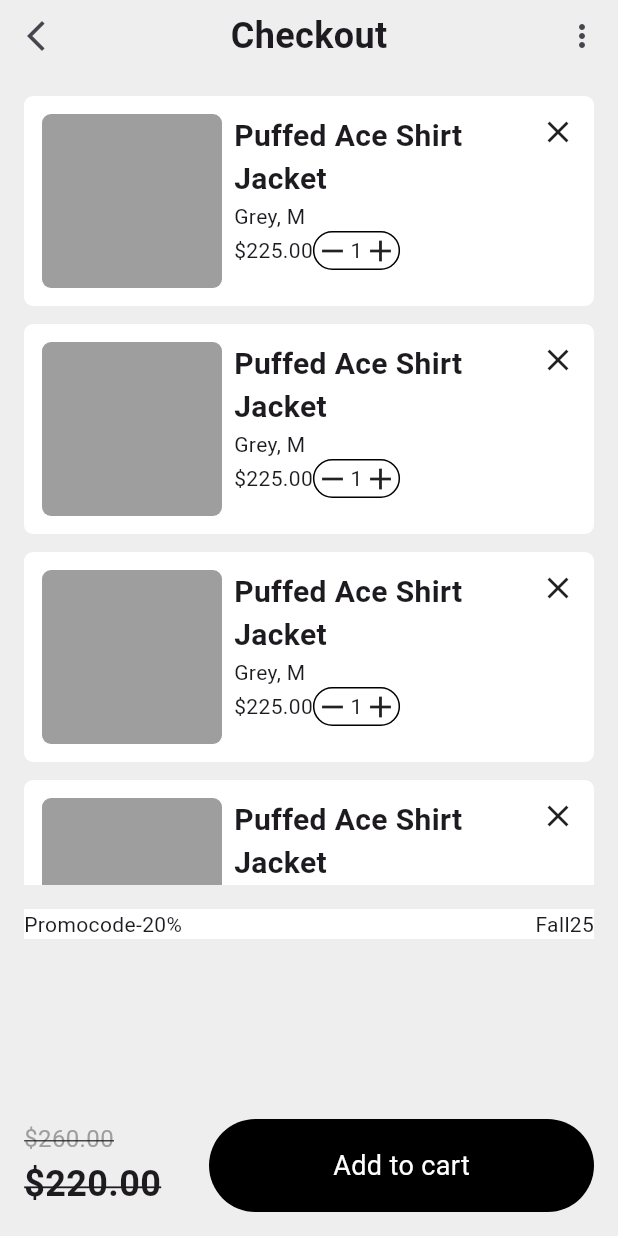
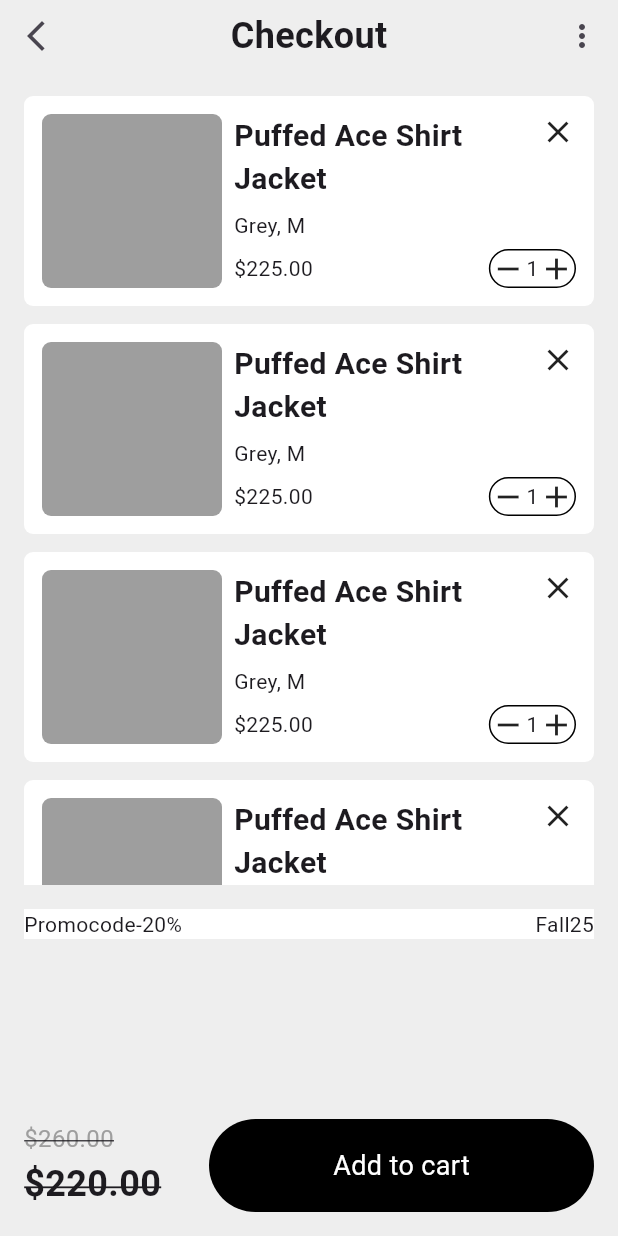
Before and after one commit to JAICHANGPARK/flutter_notebook_chapter_49, a Flutter app: the ECommerceCheckoutPage screen opened directly, on a phone screen of 412 x 824 dp. Run offline on Flutter 3.47's test engine with Material 3 defaults, Android fonts, the phone set to English and light mode, and no system bars; our stand-ins replace dots_indicator, gap, google_fonts; Roboto replaces fonts that are missing (Akshar).

Commit message:
Update e_commerce_checkout_page.dart

```diff
--- a/lib/ep2451_e_commerce_app/ui/e_commerce_checkout_page.dart
+++ b/lib/ep2451_e_commerce_app/ui/e_commerce_checkout_page.dart
@@ -68,6 +68,7 @@ class _ECommerceCheckoutPageState extends State<ECommerceCheckoutPage> {
                                 ),
                                 Expanded(
                                   child: Column(
+                                    mainAxisAlignment: .spaceBetween,
                                     crossAxisAlignment: .start,
                                     children: [
                                       Row(
@@ -86,7 +87,7 @@ class _ECommerceCheckoutPageState extends State<ECommerceCheckoutPage> {
                                         ],
                                       ),
                                       Text("Grey, M"),
-                                      Row(
+                                      Row( mainAxisAlignment: .spaceBetween,
                                         children: [
                                           Text("\$225.00"),
                                           Container(
```
